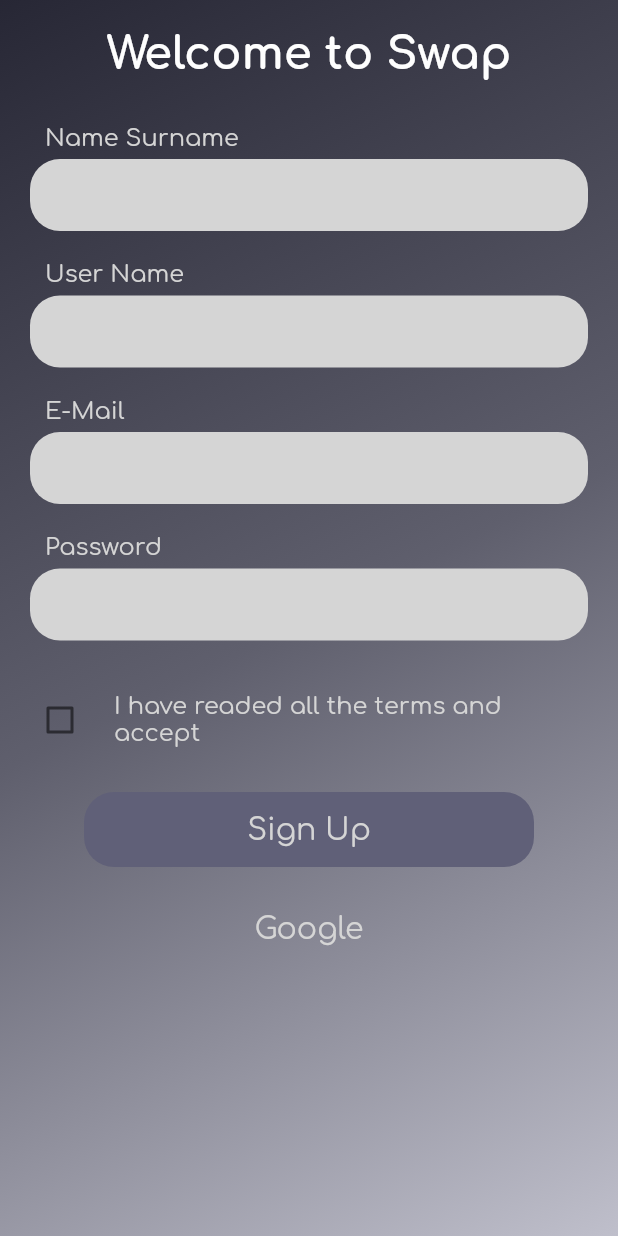
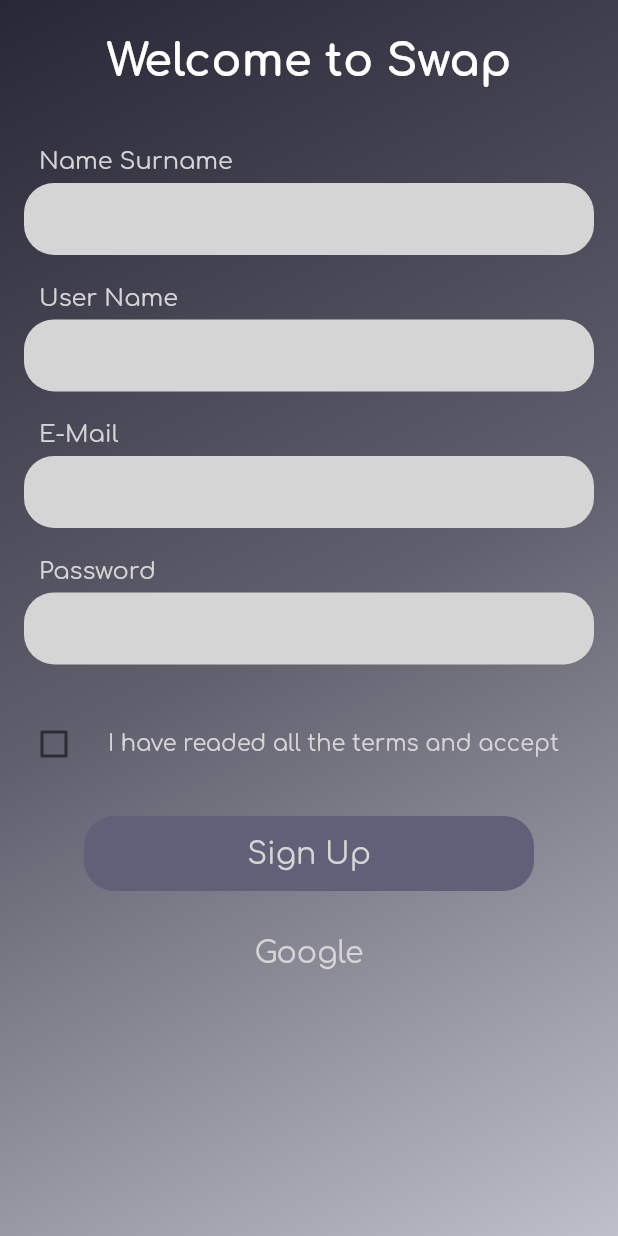
Before and after one commit to elifbilgep/Swapp, a Flutter app: the CreateAcc screen opened directly, on a phone screen of 412 x 824 dp. Run offline on Flutter 3.47's test engine with Material 2 defaults, Android fonts, the phone set to English and light mode, and no system bars; network calls fail.

Commit message:
tasarım son noktalar

```diff
--- a/lib/Pages/auth/create_acc.dart
+++ b/lib/Pages/auth/create_acc.dart
@@ -17,20 +17,20 @@ class _CreateAccState extends State<CreateAcc> {
       child: SafeArea(
         child: Scaffold(
           backgroundColor: Colors.transparent,
-          body: Padding(
-            padding: const EdgeInsets.only(left: 20.0, right: 20.0, top: 20),
-            child: SingleChildScrollView(
+          body: SingleChildScrollView(
             child: Column(
               children: [
+                SizedBox(
+                  height: MediaQuery.of(context).size.height * 0.03,
+                ),
                 buildHeader(context),
                 SizedBox(
-                    height: 30,
+                  height: MediaQuery.of(context).size.height * 0.05,
                 ),
                 buildTextFormFields(context),
                 buildSignUpButton(context),
                 buildGoogle(context),
               ],
-              ),
             ),
           ),
         ),
@@ -175,7 +175,9 @@ class _CreateAccState extends State<CreateAcc> {
           SizedBox(
             height: 25,
           ),
-          CheckboxListTile(
+          Padding(
+            padding: const EdgeInsets.only(left: 16.0),
+            child: CheckboxListTile(
               contentPadding: EdgeInsets.all(0),
               controlAffinity: ListTileControlAffinity.leading,
               checkColor: darkHeaderColor,
@@ -188,7 +190,11 @@ class _CreateAccState extends State<CreateAcc> {
               },
               title: Text(
                 "I have readed all the terms and accept",
-              style: Theme.of(context).textTheme.bodyText1,
+                style: Theme.of(context)
+                    .textTheme
+                    .bodyText1
+                    .copyWith(fontSize: 15),
+              ),
             ),
           )
         ],
--- a/lib/Pages/categories.dart
+++ b/lib/Pages/categories.dart
@@ -38,7 +38,7 @@ class Categories extends StatelessWidget {
               ),
               onPressed: null),
           Text(
-            "Forgot My Password",
+            "Categories",
             style: Theme.of(context).textTheme.headline2,
           ),
         ],
@@ -47,7 +47,8 @@ class Categories extends StatelessWidget {
   }
 
   buildCategories(BuildContext context) {
-    return Expanded(
+    return Container(
+      height: 700,
       child: GridView.builder(
           gridDelegate: SliverGridDelegateWithMaxCrossAxisExtent(
             maxCrossAxisExtent: 200,
--- a/lib/main.dart
+++ b/lib/main.dart
@@ -50,7 +50,7 @@ class MyApp extends StatelessWidget {
       ),
       debugShowCheckedModeBanner: false,
       title: 'Projem',
-      home: ResetPassword2(),
+      home: MessageDetail(),
     );
   }
 }
```
Also changed, not shown: lib/Pages/auth/login.dart (+6 -3 lines). Lines whose indentation alone changed are shown as unchanged.
